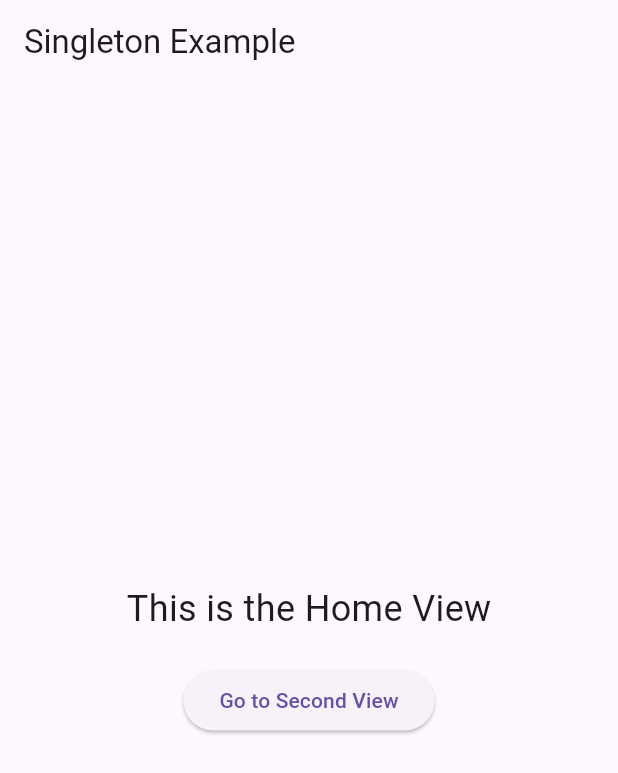
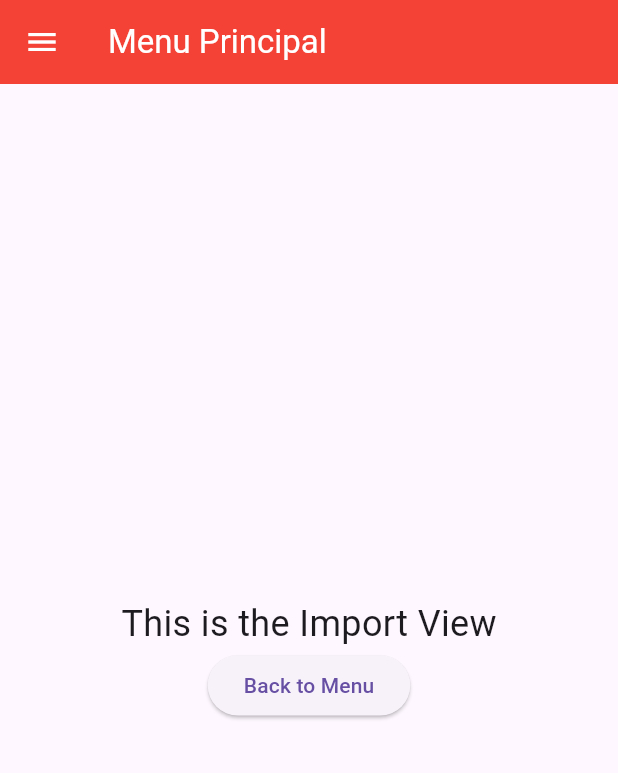
Before and after one commit to adimerpaul/sofipedido, a Flutter app: the screen it shows after launch, on a phone screen of 412 x 824 dp. Shown: the top 773 px of the screen. Run offline on Flutter 3.47's test engine with Material 3 defaults, Android fonts, the phone set to English and light mode, and no system bars; our stand-ins replace flutter_dotenv, sqflite; accounts and stored records are empty.

Commit message:
creacion de menu

```diff
--- a/lib/main.dart
+++ b/lib/main.dart
@@ -1,10 +1,10 @@
 import 'package:flutter/material.dart';
 import 'package:flutter_dotenv/flutter_dotenv.dart';
-import 'package:sofiapedido/views/home_view.dart';
+import 'package:sofiapedido/views/menu_view.dart';
 Future main() async {
   // WidgetsFlutterBinding.ensureInitialized();
   const bool isProduction = bool.fromEnvironment('dart.vm.product');
-  await dotenv.load(fileName: isProduction ? '.env' : '.env.development');
+  await dotenv.load(fileName: isProduction ? '.env.production' : '.env');
   runApp(const MyApp());
 }
 
@@ -19,7 +19,7 @@ class MyApp extends StatelessWidget {
         primarySwatch: Colors.red,
       ),
       routes: {
-        '/': (context) => const HomeView(),
+        '/': (context) => const MenuView(),
       },
       initialRoute: '/',
       // home: const MyHomePage(),
--- a/lib/views/home_view.dart
+++ b/lib/views/home_view.dart
@@ -1,37 +1,12 @@
 import 'package:flutter/material.dart';
 
-class HomeView extends StatefulWidget {
+class HomeView extends StatelessWidget {
   const HomeView({super.key});
 
   @override
-  State<HomeView> createState() => _HomeViewState();
-}
-
-class _HomeViewState extends State<HomeView> {
-  @override
   Widget build(BuildContext context) {
-    return Scaffold(
-      appBar: AppBar(
-        title: const Text('Singleton Example'),
-      ),
-      body: Center(
-        child: Column(
-          mainAxisAlignment: MainAxisAlignment.center,
-          children: [
-            const Text(
-              'This is the Home View',
-              style: TextStyle(fontSize: 24),
-            ),
-            const SizedBox(height: 20),
-            ElevatedButton(
-              onPressed: () {
-                Navigator.pushNamed(context, '/second');
-              },
-              child: const Text('Go to Second View'),
-            ),
-          ],
-        ),
-      ),
+    return Center(
+      child: Text('Home View'),
     );
   }
 }
--- /dev/null
+++ b/lib/views/import_view.dart
@@ -0,0 +1,26 @@
+import 'package:flutter/material.dart';
+
+class ImportView extends StatelessWidget {
+  const ImportView({super.key});
+
+  @override
+  Widget build(BuildContext context) {
+    return Center(
+      child: Column(
+        mainAxisAlignment: MainAxisAlignment.center,
+        children: [
+          const Text(
+            'This is the Import View',
+            style: TextStyle(fontSize: 24),
+          ),
+          ElevatedButton(
+            onPressed: () {
+              // Navigator.pop(context);
+            },
+            child: const Text('Back to Menu'),
+          ),
+        ],
+      ),
+    );
+  }
+}
--- /dev/null
+++ b/lib/views/menu_view.dart
@@ -0,0 +1,84 @@
+import 'package:flutter/material.dart';
+import 'package:sofiapedido/views/home_view.dart';
+import 'package:sofiapedido/views/import_view.dart';
+import 'package:sofiapedido/views/pedidos_view.dart';
+
+class MenuView extends StatefulWidget {
+  const MenuView({super.key});
+
+  @override
+  State<MenuView> createState() => _MenuViewState();
+}
+
+class _MenuViewState extends State<MenuView> {
+  // List Views
+  List items = [
+    HomeView(),
+    ImportView(),
+    PedidosView(),
+  ];
+  int currentIndex = 1;
+  @override
+  Widget build(BuildContext context) {
+    return Scaffold(
+      appBar: AppBar(
+        title: const Text('Menu Principal'),
+        backgroundColor: Colors.red,
+        foregroundColor: Colors.white,
+      ),
+      body: items[currentIndex],
+      drawer: Drawer(
+        child: ListView(
+          padding: EdgeInsets.zero,
+          children: [
+            DrawerHeader(
+              decoration: BoxDecoration(
+                color: Colors.red,
+              ),
+              child: Center(
+                child: Text(
+                  'Sofia Pedido',
+                  style: TextStyle(
+                    color: Colors.white,
+                    fontSize: 24,
+                    fontWeight: FontWeight.bold,
+                  ),
+                )
+              )
+            ),
+            ListTile(
+              leading: const Icon(Icons.home),
+              title: const Text('Inicio'),
+              onTap: () {
+                setState(() {
+                  currentIndex = 0;
+                });
+                Navigator.pop(context);
+              },
+            ),
+            ListTile(
+              leading: const Icon(Icons.import_export),
+              title: const Text('Importar'),
+              onTap: () {
+                setState(() {
+                  currentIndex = 1;
+                });
+                Navigator.pop(context);
+              },
+            ),
+            ListTile(
+              leading: const Icon(Icons.list),
+              title: const Text('Pedidos'),
+              onTap: () {
+                setState(() {
+                  currentIndex = 2;
+                });
+                Navigator.pop(context);
+              },
+            ),
+          ],
+        ),
+      ),
+    );
+  }
+}
```
Also changed, not shown: lib/views/pedidos_view.dart (added, +26 -0 lines).
